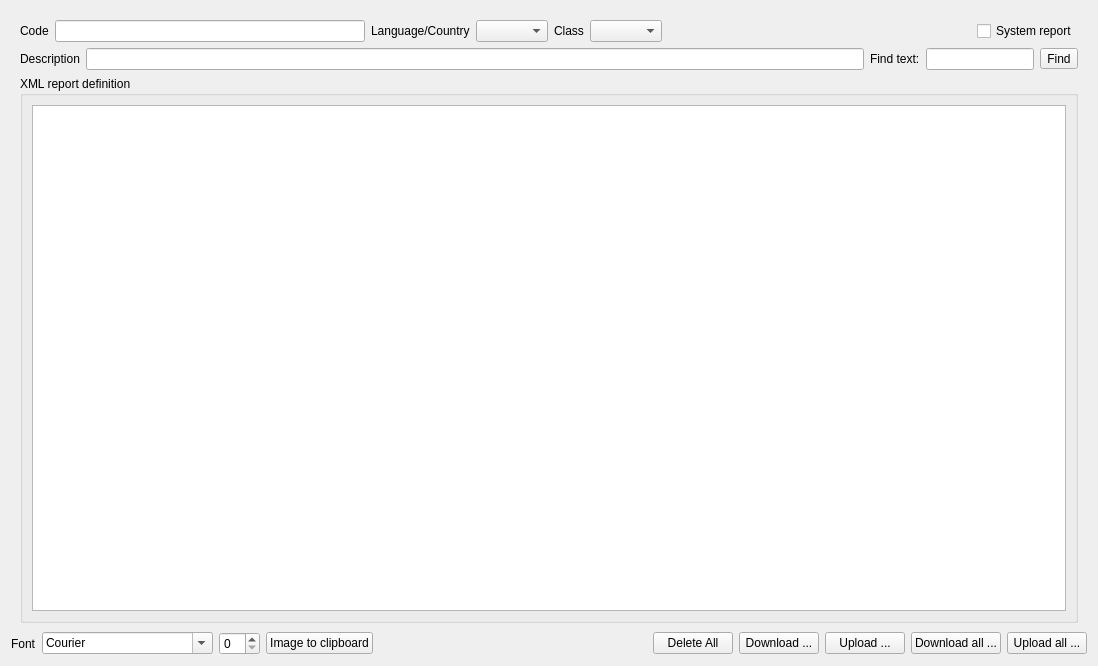
First picture: the form in App/Ui/ReportWidget.ui, repository paolodestefani/pySagra, before the edit.
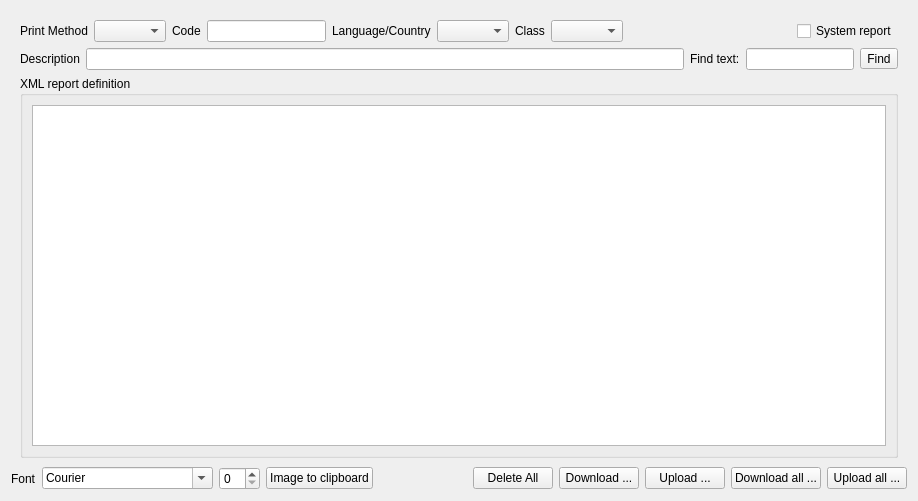
Second picture: the form after the edit. Custom widgets are drawn as their Qt base class.

Commit message: New report escpos/driver management

The edit to the form file:
```diff
--- a/App/Ui/ReportWidget.ui
+++ b/App/Ui/ReportWidget.ui
@@ -6,8 +6,8 @@
    <rect>
     <x>0</x>
     <y>0</y>
-    <width>1098</width>
-    <height>666</height>
+    <width>918</width>
+    <height>501</height>
    </rect>
   </property>
   <property name="windowTitle">
@@ -28,6 +28,16 @@
         <layout class="QVBoxLayout" name="verticalLayout_3">
          <item>
           <layout class="QHBoxLayout" name="horizontalLayout_2">
+           <item>
+            <widget class="QLabel" name="label_6">
+             <property name="text">
+              <string>Print Method</string>
+             </property>
+            </widget>
+           </item>
+           <item>
+            <widget class="RelationalComboBox" name="comboBoxPrintMethod"/>
+           </item>
            <item>
             <widget class="QLabel" name="label">
              <property name="text">
```
The commit also changes 147 other files.
